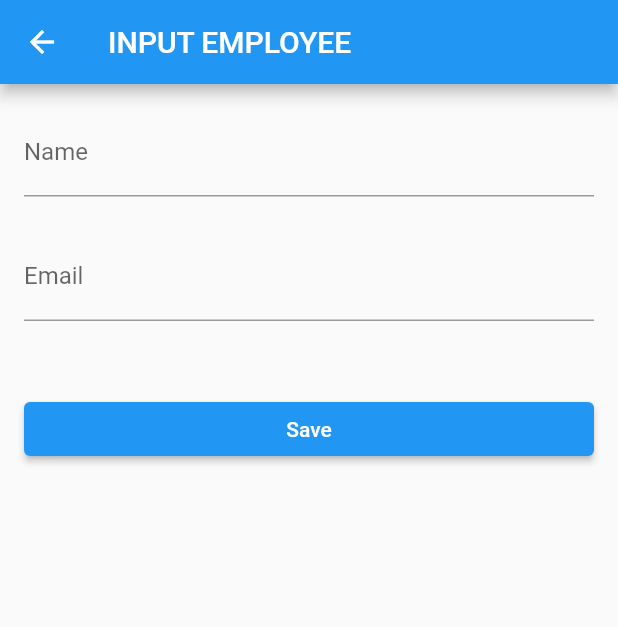
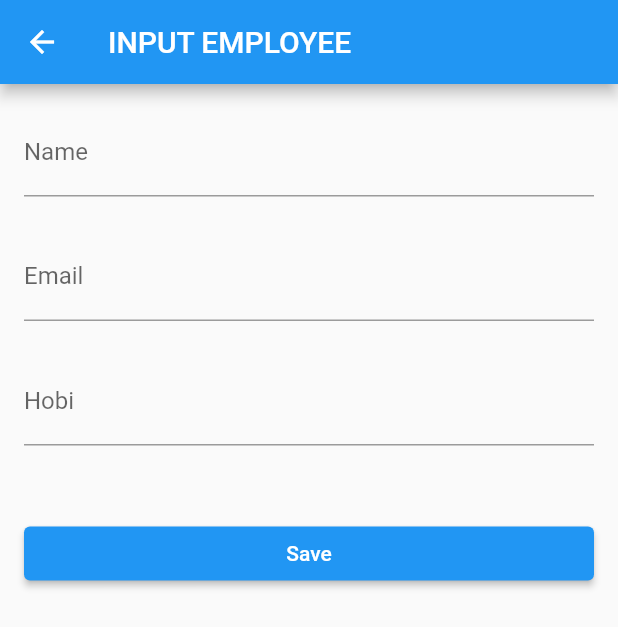
Before and after one commit to JoelChristianNgongoloy/gd5_a_1413, a Flutter app: the InputPage screen opened directly, on a phone screen of 412 x 824 dp. Shown: the top 627 px of the screen. Run offline on Flutter 3.47's test engine with Material 2 defaults, Android fonts, the phone set to English and light mode, and no system bars; our stand-ins replace flutter_slidable, sqflite; accounts and stored records are empty.

Commit message:
add Hobi

```diff
--- a/lib/database/sql_helper.dart
+++ b/lib/database/sql_helper.dart
@@ -6,7 +6,8 @@ class SQLHelper {
       CREATE TABLE employee(
         id INTEGER PRIMARY KEY AUTOINCREMENT NOT NULL,
         name TEXT,
-        email TEXT
+        email TEXT,
+        hobi TEXT
       )
       """);
   }
@@ -18,9 +19,9 @@ class SQLHelper {
     });
   }
 
-  static Future<int> addEmployee(String name, String email) async {
+  static Future<int> addEmployee(String name, String email, String hobi) async {
     final db = await SQLHelper.db();
-    final data = {'name': name, 'email': email};
+    final data = {'name': name, 'email': email, 'hobi': hobi};
     return await db.insert('employee', data);
   }
 
@@ -29,9 +30,9 @@ class SQLHelper {
     return db.query('employee');
   }
 
-  static Future<int> editEmployee(int id, String name, String email) async {
+  static Future<int> editEmployee(int id, String name, String email, String hobi) async {
     final db = await SQLHelper.db();
-    final data = {'name': name, 'email': email};
+    final data = {'name': name, 'email': email, 'hobi' : hobi};
     return await db.update('employee', data, where: "id = $id");
   }
 
--- a/lib/entity/employee.dart
+++ b/lib/entity/employee.dart
@@ -1,7 +1,7 @@
 class Employee {
   final int? id;
 
-  String? name, email;
+  String? name, email, hobi;
 
-  Employee({this.id, this.name, this.email});
+  Employee({this.id, this.name, this.email, this.hobi});
 }
--- a/lib/inputPage.dart
+++ b/lib/inputPage.dart
@@ -8,9 +8,10 @@ class InputPage extends StatefulWidget {
       required this.title,
       required this.id,
       required this.name,
-      required this.email});
+      required this.email,
+      required this.hobi});
 
-  final String? title, name, email;
+  final String? title, name, email, hobi;
   final int? id;
 
   @override
@@ -20,12 +21,14 @@ class InputPage extends StatefulWidget {
 class _InputPageState extends State<InputPage> {
   TextEditingController controllerName = TextEditingController();
   TextEditingController controllerEmail = TextEditingController();
+  TextEditingController controllerHobi = TextEditingController();
 
   @override
   Widget build(BuildContext context) {
     if (widget.id != null) {
       controllerName.text = widget.name!;
       controllerEmail.text = widget.email!;
+      controllerHobi.text = widget.hobi!;
     }
     return Scaffold(
       appBar: AppBar(
@@ -49,6 +52,12 @@ class _InputPageState extends State<InputPage> {
               labelText: 'Email',
             ),
           ),
+          SizedBox(height: 24),
+          TextField(
+            controller: controllerHobi,
+            decoration: const InputDecoration(
+                border: UnderlineInputBorder(), labelText: 'Hobi'),
+          ),
           SizedBox(height: 48),
           ElevatedButton(
             child: Text('Save'),
@@ -67,12 +76,12 @@ class _InputPageState extends State<InputPage> {
   }
 
   Future<void> addEmployee() async {
-    print(controllerName.text);
-    print(controllerEmail.text);
-    await SQLHelper.addEmployee(controllerName.text, controllerEmail.text);
+    await SQLHelper.addEmployee(
+        controllerName.text, controllerEmail.text, controllerHobi.text);
   }
 
   Future<void> editEmployee(int id) async {
-    await SQLHelper.editEmployee(id, controllerName.text, controllerEmail.text);
+    await SQLHelper.editEmployee(
+        id, controllerName.text, controllerEmail.text, controllerHobi.text);
   }
 }
--- a/lib/main.dart
+++ b/lib/main.dart
@@ -59,7 +59,8 @@ class _MyHomePageState extends State<MyHomePage> {
                         title: 'INPUT EMPLOYEE',
                         id: null,
                         name: null,
-                        email: null)),
+                        email: null,
+                        hobi: null)),
               ).then((_) => refresh());
             },
           ),
@@ -72,7 +73,8 @@ class _MyHomePageState extends State<MyHomePage> {
           return Slidable(
               child: ListTile(
                 title: Text(employee[index]['name']),
-                subtitle: Text(employee[index]['email']),
+                subtitle: Text(
+                    employee[index]['email'] + '\n' + employee[index]['hobi']),
               ),
               actionPane: SlidableDrawerActionPane(),
               secondaryActions: [
@@ -88,7 +90,8 @@ class _MyHomePageState extends State<MyHomePage> {
                               title: 'INPUT EMPLOYEE',
                               id: employee[index]['id'],
                               name: employee[index]['name'],
-                              email: employee[index]['email'])),
+                              email: employee[index]['email'],
+                              hobi: employee[index]['hobi'])),
                     ).then((_) => refresh());
                   },
                 ),
```
